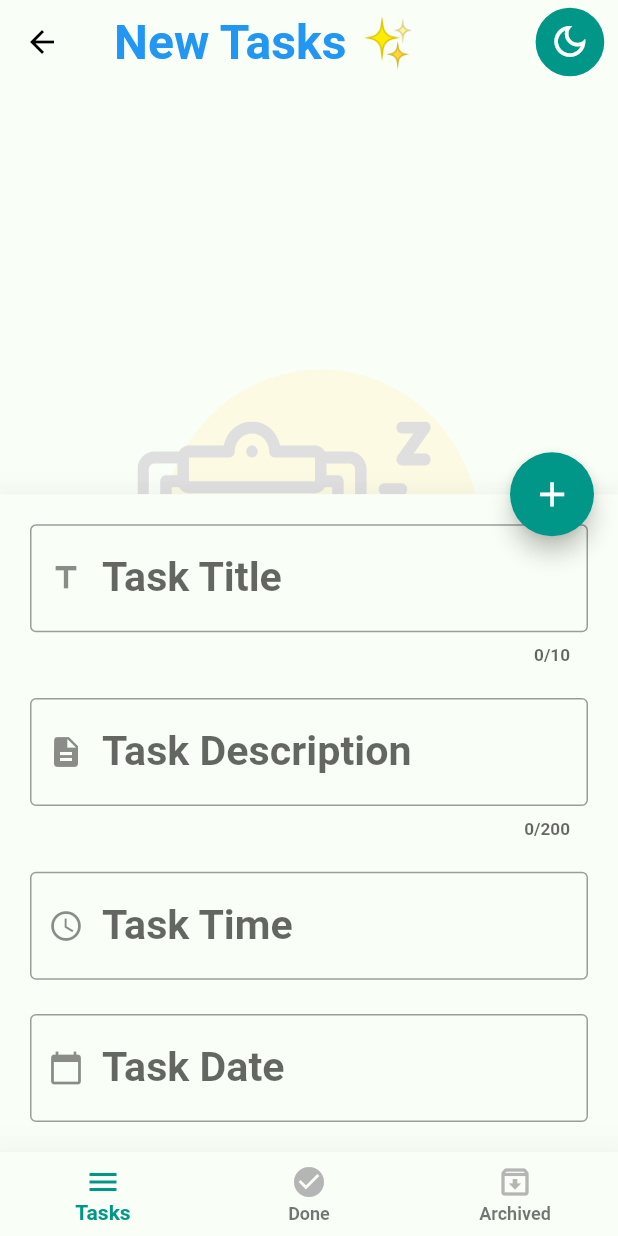
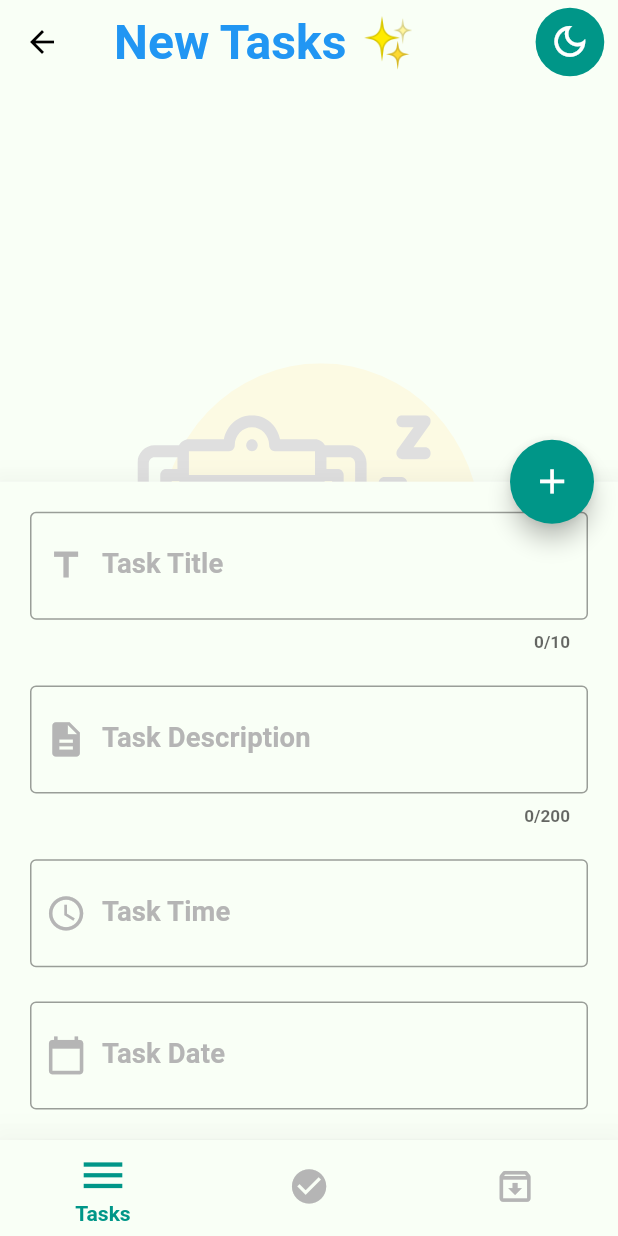
Before and after one commit to HusseinMohamed99/TO-DO, a Flutter app: the screen it shows after launch, after a tap on the "edit" icon, on a phone screen of 412 x 824 dp. Run offline on Flutter 3.47's test engine with Material 2 defaults, Android fonts, the phone set to English and light mode, and no system bars; our stand-ins replace bloc, conditional_builder_null_safety, flutter_bloc, flutter_screenutil, flutter_svg, google_fonts and 3 more; accounts and stored records are empty.

Commit message:
Splash Screen ✔ Theme Mode ✔ Update UI ✔ READ ME ✔

```diff
--- a/lib/shared/components/components.dart
+++ b/lib/shared/components/components.dart
@@ -43,6 +43,7 @@ class DefaultTextFormField extends StatelessWidget {
 
   @override
   Widget build(BuildContext context) {
+    AppCubit cubit = AppCubit.get(context);
     return TextFormField(
       maxLength: maxLength,
       controller: controller,
@@ -55,8 +56,12 @@ class DefaultTextFormField extends StatelessWidget {
       validator: validate,
       decoration: InputDecoration(
         labelText: label,
+        labelStyle: Theme.of(context).textTheme.titleSmall,
         prefixIcon: Icon(
           prefix,
+          size: 24.sp,
+          color:
+              cubit.isDark ? AppMainColors.greyColor : AppMainColors.blueColor,
         ),
         suffixIcon: suffix != null
             ? IconButton(
@@ -65,6 +70,10 @@ class DefaultTextFormField extends StatelessWidget {
                 },
                 icon: Icon(
                   suffix,
+                  size: 24.sp,
+                  color: cubit.isDark
+                      ? AppMainColors.greyColor
+                      : AppMainColors.blueColor,
                 ),
               )
             : null,
--- a/lib/styles/themes.dart
+++ b/lib/styles/themes.dart
@@ -31,12 +31,25 @@ final getThemeData = {
         color: Colors.black,
       ),
     ),
-    bottomNavigationBarTheme: const BottomNavigationBarThemeData(
+    bottomNavigationBarTheme: BottomNavigationBarThemeData(
       type: BottomNavigationBarType.fixed,
       selectedItemColor: AppColorsLight.tealColor,
       backgroundColor: AppColorsLight.primaryColor,
       elevation: 25.0,
+      showSelectedLabels: true,
+      showUnselectedLabels: false,
+      selectedIconTheme: IconThemeData(
+        size: 30.sp,
+        color: AppColorsLight.tealColor,
+      ),
       unselectedIconTheme: IconThemeData(
+        size: 24.sp,
+        color: AppMainColors.greyColor,
+      ),
+      selectedLabelStyle: const TextStyle(
+        color: AppColorsLight.tealColor,
+      ),
+      unselectedLabelStyle: const TextStyle(
         color: AppMainColors.greyColor,
       ),
     ),
@@ -90,12 +103,28 @@ final getThemeData = {
         color: AppMainColors.whiteColor,
       ),
     ),
-    bottomNavigationBarTheme: const BottomNavigationBarThemeData(
+    bottomNavigationBarTheme: BottomNavigationBarThemeData(
       type: BottomNavigationBarType.fixed,
       selectedItemColor: AppMainColors.blueColor,
       unselectedItemColor: AppMainColors.greyColor,
       backgroundColor: AppColorsDark.primaryDarkColor,
       elevation: 25.0,
+      showSelectedLabels: true,
+      showUnselectedLabels: false,
+      selectedIconTheme: IconThemeData(
+        size: 30.sp,
+        color: AppMainColors.blueColor,
+      ),
+      unselectedIconTheme: IconThemeData(
+        size: 24.sp,
+        color: AppMainColors.greyColor,
+      ),
+      selectedLabelStyle: const TextStyle(
+        color: AppMainColors.blueColor,
+      ),
+      unselectedLabelStyle: const TextStyle(
+        color: AppMainColors.greyColor,
+      ),
     ),
     textTheme: TextTheme(
       titleLarge: GoogleFonts.roboto(
```
